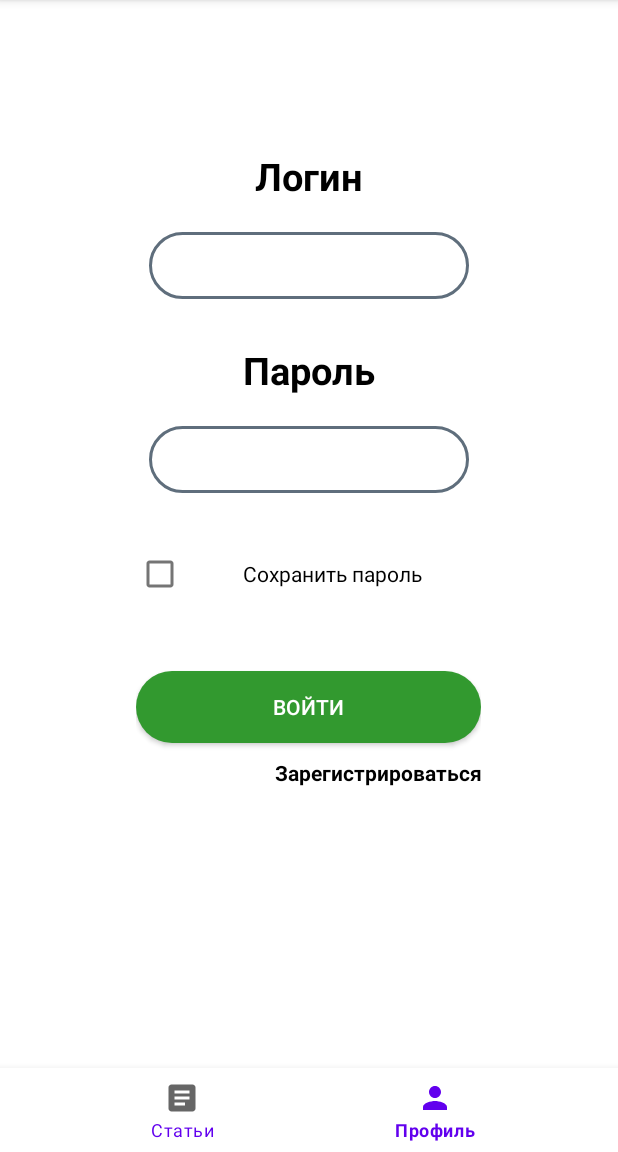
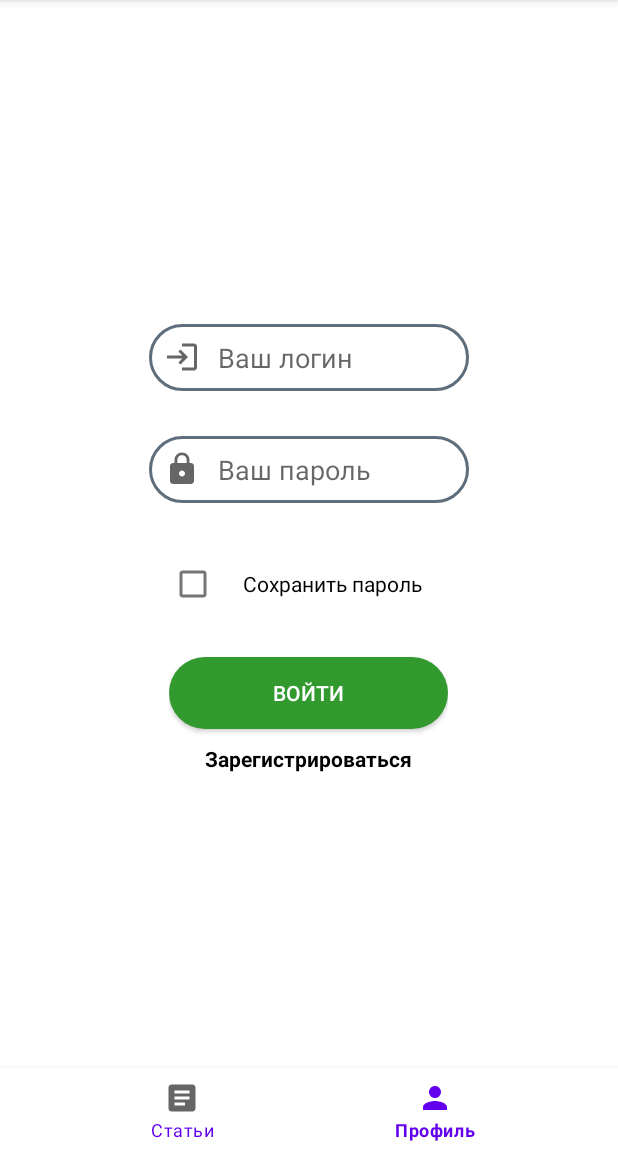
Before and after one commit to ametr1ne/OverDiff, an Android app: the screen it shows after launch (MainActivity), item 2 of the bottom bar chosen, on a phone screen of 412 x 824 dp, the part 84-1236 px from its top. Run offline under Robolectric (Android 15) with nearby library versions, the phone set to English and light mode, and no system bars; libraries missing offline, so code that uses them is left out: javax.xml.bind.

Commit message:
some fixes in auth, create, preview, article fragments

```diff
--- a/app/src/main/java/com/ametr1ne/overdiff/fragments/ArticleFragment.java
+++ b/app/src/main/java/com/ametr1ne/overdiff/fragments/ArticleFragment.java
@@ -9,6 +9,7 @@ import android.view.LayoutInflater;
 import android.view.View;
 import android.view.ViewGroup;
 import android.widget.Button;
+import android.widget.ImageButton;
 import android.widget.LinearLayout;
 import android.widget.TextView;
 
@@ -31,6 +32,8 @@ public class ArticleFragment extends Fragment {
 
     private MainActivity source;
     private String articleHash;
+    private ImageButton like_button;
+    private ImageButton dislike_button;
 
     public ArticleFragment(MainActivity mainActivity, String articleHash) {
         this.source = mainActivity;
@@ -57,7 +60,7 @@ public class ArticleFragment extends Fragment {
 
                 source.findViewById(R.id.article_newcomment).setVisibility(currentUser.isAuthorization() ? View.VISIBLE : View.INVISIBLE);
 
-                Button button = source.findViewById(R.id.new_comment_button);
+                ImageButton button = source.findViewById(R.id.new_comment_button);
 
                 button.setOnClickListener(v -> {
                     TextView textView = (TextView) source.findViewById(R.id.new_comment_textview);
--- /dev/null
+++ b/app/src/main/res/drawable/ic_lock.xml
@@ -0,0 +1,10 @@
+<vector xmlns:android="http://schemas.android.com/apk/res/android"
+    android:width="24dp"
+    android:height="24dp"
+    android:viewportWidth="24"
+    android:viewportHeight="24"
+    android:tint="?attr/colorControlNormal">
+  <path
+      android:fillColor="@android:color/white"
+      android:pathData="M18,8h-1L17,6c0,-2.76 -2.24,-5 -5,-5S7,3.24 7,6v2L6,8c-1.1,0 -2,0.9 -2,2v10c0,1.1 0.9,2 2,2h12c1.1,0 2,-0.9 2,-2L20,10c0,-1.1 -0.9,-2 -2,-2zM12,17c-1.1,0 -2,-0.9 -2,-2s0.9,-2 2,-2 2,0.9 2,2 -0.9,2 -2,2zM15.1,8L8.9,8L8.9,6c0,-1.71 1.39,-3.1 3.1,-3.1 1.71,0 3.1,1.39 3.1,3.1v2z"/>
+</vector>
--- /dev/null
+++ b/app/src/main/res/drawable/ic_login.xml
@@ -0,0 +1,11 @@
+<vector xmlns:android="http://schemas.android.com/apk/res/android"
+    android:width="24dp"
+    android:height="24dp"
+    android:viewportWidth="24"
+    android:viewportHeight="24"
+    android:tint="?attr/colorControlNormal"
+    android:autoMirrored="true">
+  <path
+      android:fillColor="@android:color/white"
+      android:pathData="M11,7L9.6,8.4l2.6,2.6H2v2h10.2l-2.6,2.6L11,17l5,-5L11,7zM20,19h-8v2h8c1.1,0 2,-0.9 2,-2V5c0,-1.1 -0.9,-2 -2,-2h-8v2h8V19z"/>
+</vector>
--- a/app/src/main/res/layout/fragment_auth.xml
+++ b/app/src/main/res/layout/fragment_auth.xml
@@ -1,41 +1,31 @@
 <?xml version="1.0" encoding="utf-8"?>
 <FrameLayout xmlns:android="http://schemas.android.com/apk/res/android"
-    xmlns:app="http://schemas.android.com/apk/res-auto"
     xmlns:tools="http://schemas.android.com/tools"
     android:layout_width="match_parent"
     android:layout_height="match_parent"
     android:background="?attr/background_color"
-    app:layout_constraintCircleRadius="150dp"
     tools:context=".fragments.AuthFragment">
 
     <LinearLayout
-        android:layout_width="match_parent"
-        android:layout_height="match_parent"
-        android:gravity="center"
+        android:layout_width="wrap_content"
+        android:layout_height="wrap_content"
+        android:layout_gravity="center"
         android:orientation="vertical">
 
         <LinearLayout
             android:layout_width="match_parent"
             android:layout_height="wrap_content"
-            android:layout_marginTop="50dp"
             android:gravity="center_horizontal"
             android:orientation="vertical">
-
-            <TextView
-                android:layout_width="wrap_content"
-                android:layout_height="wrap_content"
-                android:layout_marginTop="50dp"
-                android:gravity="center"
-                android:textColor="?attr/text_color"
-                android:textStyle="bold"
-                android:text="Логин"
-                android:textSize="25sp" />
 
             <EditText
                 android:id="@+id/login"
                 android:layout_width="wrap_content"
                 android:layout_height="wrap_content"
                 android:layout_marginTop="20dp"
+                android:hint="@string/login"
+                android:drawableStart="@drawable/ic_login"
+                android:drawablePadding="12dp"
                 android:background="@drawable/dialog_bg"
                 android:ems="10"
                 android:inputType="textPersonName" />
@@ -57,20 +47,15 @@
             android:gravity="center_horizontal"
             android:orientation="vertical">
 
-            <TextView
-                android:layout_width="wrap_content"
-                android:layout_height="wrap_content"
-                android:text="Пароль"
-                android:textStyle="bold"
-                android:textColor="?attr/text_color"
-                android:textSize="25sp" />
-
             <EditText
                 android:id="@+id/password"
                 android:layout_width="wrap_content"
                 android:layout_height="wrap_content"
-                android:layout_marginTop="20dp"
+
+                android:drawableStart="@drawable/ic_lock"
+                android:drawablePadding="12dp"
                 android:background="@drawable/dialog_bg"
+                android:hint="@string/password"
                 android:ems="10"
                 android:inputType="textPassword" />
 
@@ -92,8 +77,8 @@
             android:orientation="vertical">
 
             <LinearLayout
-                android:layout_width="230dp"
-                android:layout_height="match_parent"
+                android:layout_width="wrap_content"
+                android:layout_height="wrap_content"
                 android:orientation="vertical">
 
                 <CheckBox
@@ -106,12 +91,11 @@
                 <TextView
                     android:id="@+id/auth_error_info"
                     android:layout_width="match_parent"
-                    android:layout_height="30dp"
-                    android:layout_marginTop="5dp"
+                    android:layout_height="wrap_content"
                     android:layout_marginBottom="5dp"
                     android:gravity="center"
                     android:text="Неверный логин или пароль"
-                    android:textColor="#FF0F0F"
+                    android:textColor="?attr/warning_color"
                     android:visibility="invisible" />
 
                 <androidx.appcompat.widget.AppCompatButton
@@ -131,7 +115,7 @@
                     android:text="Зарегистрироваться"
                     android:textColor="?attr/text_color"
                     android:textStyle="bold"
-                    android:textAlignment="textEnd" />
+                    android:textAlignment="center" />
 
             </LinearLayout>
 
```
Also changed, not shown: app/src/main/res/drawable/round_edit_text.xml (added, +18 -0 lines), app/src/main/res/drawable/send_button.xml (added, +7 -0 lines), app/src/main/res/layout/fragment_article.xml (+48 -34 lines), app/src/main/res/layout/fragment_create_article.xml (+73 -34 lines), app/src/main/res/layout/preview_article.xml (+10 -6 lines), app/src/main/res/layout/recycler_view.xml (+5 -48 lines), app/src/main/res/values/strings.xml (+8 -11 lines), app/src/main/res/font/playfai_medium.ttf (added), app/src/main/res/font/playfair_bold.ttf (added).
